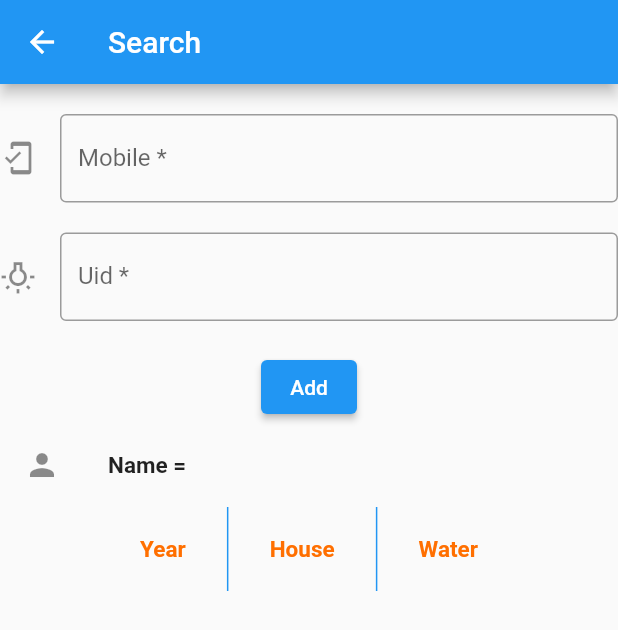
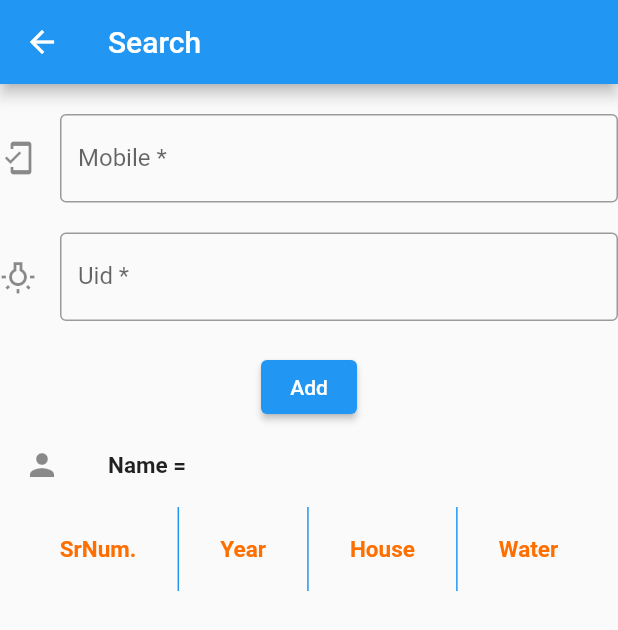
Before and after one commit to chetanshivaji/Gram, a Flutter app: the searchScreen screen opened by its route, after a tap on "Add", after a tap on "OK", on a phone screen of 412 x 824 dp. Shown: the top 630 px of the screen. Run offline on Flutter 3.47's test engine with Material 2 defaults, Android fonts, the phone set to English and light mode, and no system bars; our stand-ins replace cloud_firestore, firebase_auth, firebase_core, open_file, pdf; missing offline and left inert: flutter_email_sender, flutter_sms, whatsapp_unilink; accounts and stored records are empty; Roboto replaces fonts that are missing (RobotoMono).

Commit message:
sr num in table implemented

```diff
--- a/lib/constants.dart
+++ b/lib/constants.dart
@@ -80,6 +80,8 @@ String actOut = "OUT";
 String actReport = "REPORT";
 
 //Table data column heading
+String tableHeading_srNum = "SrNum.";
+String tableHeadingFontFamily = "RobotoMono";
 String tableHeadingRegisteredName = 'Name';
 String tableHeadingEmail = 'Email';
 String tableHeadingStatus = 'Status';
@@ -232,7 +234,6 @@ String subtitlePasswordMismatch =
 String kSubTitleUserNotFound = "Mobile user not found";
 String kTitleEntryRemoved = "Entry Removed";
 
-String tableHeadingFontFamily = "RobotoMono";
 String labelYear = "Year";
 
 //////////////////////////Oring consts.
--- a/lib/screens/search_pending.dart
+++ b/lib/screens/search_pending.dart
@@ -47,7 +47,7 @@ class _searchScreenState extends State<searchScreen> {
 
   Future<List<DataRow>> _buildListPending(String id) async {
     List<DataRow> ldataRow = [];
-
+    int srNo = 0;
     bool mobileUserFound = false;
     for (var yr in items) {
       List<DataCell> ldataCell = [];
@@ -67,7 +67,11 @@ class _searchScreenState extends State<searchScreen> {
               //if (_name == "") {
               _name = y![keyName];
               //}
-
+              srNo = srNo + 1;
+              ldataCell.add(DataCell(Text(
+                srNo.toString(),
+                style: getTableFirstColStyle(),
+              )));
               ldataCell.add(
                 DataCell(
                   Text(
@@ -378,6 +382,12 @@ class _searchScreenState extends State<searchScreen> {
                       columns: <DataColumn>[
                         DataColumn(
                           label: Text(
+                            tableHeading_srNum,
+                            style: getStyle(actPending),
+                          ),
+                        ),
+                        DataColumn(
+                          label: Text(
                             tableHeadingYear,
                             style: getStyle(actPending),
                           ),
--- a/lib/util.dart
+++ b/lib/util.dart
@@ -153,6 +153,13 @@ Color getColor(String type) {
   } else {
     return Colors.red;
   }
+}
+
+TextStyle getTableFirstColStyle() {
+  return TextStyle(
+    fontSize: 15,
+    fontWeight: FontWeight.bold,
+  );
 }
 
 Image imgSuccess = Image.asset("assets/success.jpeg");
```
Also changed, not shown: lib/screens/inList.dart (+23 -1 lines), lib/screens/outList.dart (+12 -0 lines), lib/screens/pendingList.dart (+12 -2 lines).
